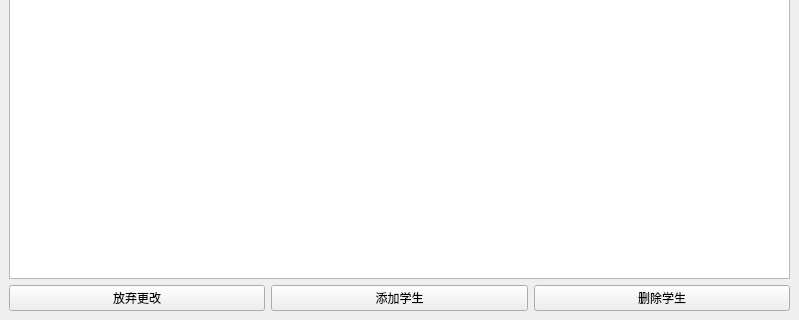
Qt form src/ui/mainwindow.ui (ZhReimu/AddressBook) before a commit; both pictures show x 0 to 799 and y 280 to 600 of the 799 by 600 pixel window.
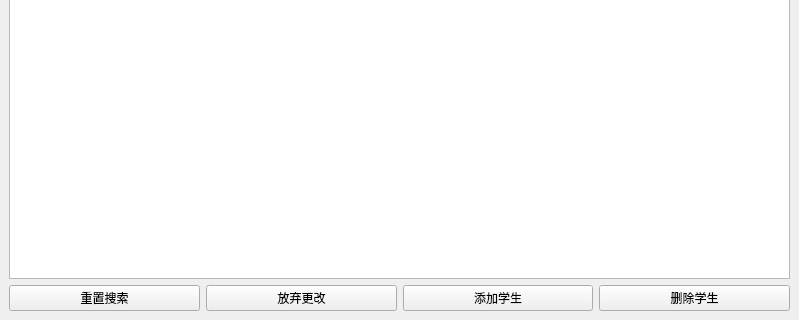
The same form after that commit.

Commit message: 修复 使用一次查询后, 查询条件消失的问题 take 导致的 增加 重置搜索 的功能

Diff of the .ui file:
```diff
--- a/src/ui/mainwindow.ui
+++ b/src/ui/mainwindow.ui
@@ -22,6 +22,13 @@
                         </item>
                         <item>
                             <layout class="QHBoxLayout" name="horizontalLayout">
+                                <item>
+                                    <widget class="QPushButton" name="btRevertSearch">
+                                        <property name="text">
+                                            <string>重置搜索</string>
+                                        </property>
+                                    </widget>
+                                </item>
                                 <item>
                                     <widget class="QPushButton" name="btRevert">
                                         <property name="text">
```
The commit also changes 2 other files.
